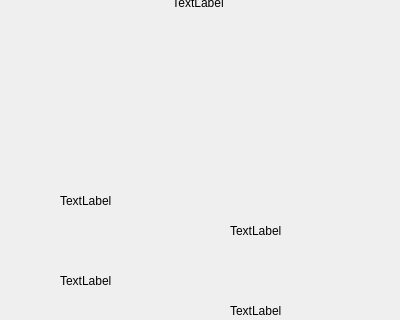
Above: gui.ui from mjwright1029/Project2 before the change; both pictures show x 0 to 400 and y 145 to 465 of the 400 by 650 pixel window. Below: the same form after it.
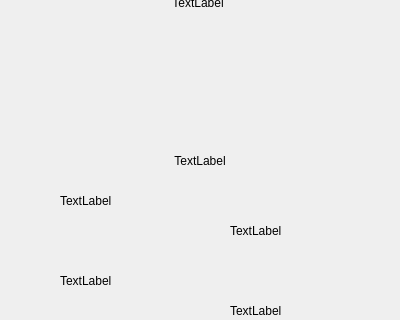
That is the form after the change.

Commit message: Finished exception handling

What changed in the file:
```diff
--- a/gui.ui
+++ b/gui.ui
@@ -156,6 +156,25 @@
      <bool>true</bool>
     </property>
    </widget>
+   <widget class="QLabel" name="error_label">
+    <property name="geometry">
+     <rect>
+      <x>100</x>
+      <y>290</y>
+      <width>200</width>
+      <height>31</height>
+     </rect>
+    </property>
+    <property name="text">
+     <string>TextLabel</string>
+    </property>
+    <property name="alignment">
+     <set>Qt::AlignCenter</set>
+    </property>
+    <property name="wordWrap">
+     <bool>true</bool>
+    </property>
+   </widget>
   </widget>
   <widget class="QMenuBar" name="menubar">
    <property name="geometry">
```
The commit also changes 2 other files.
